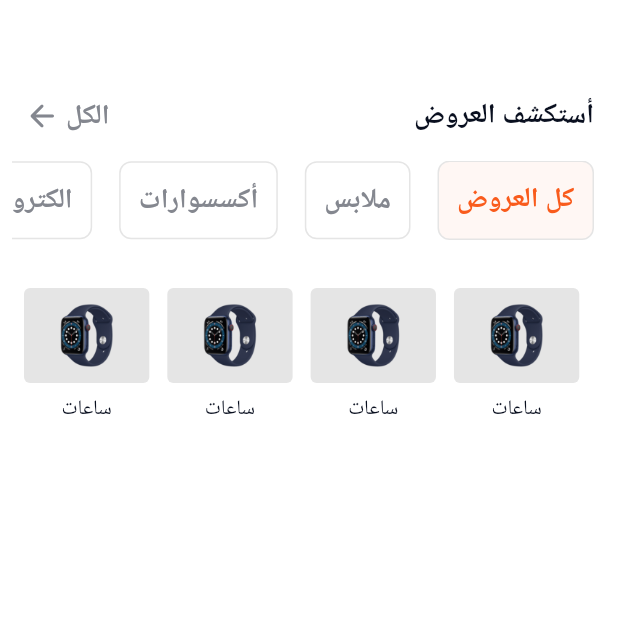
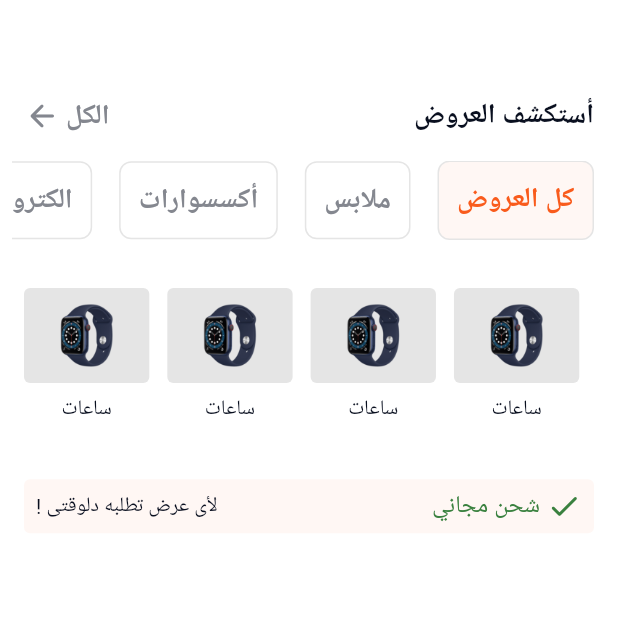
Before and after one commit to khaledkhalifa74/OtexAppTask-Khaled-Khalifa-, a Flutter app: the screen it shows after launch, on a phone screen of 412 x 824 dp, the top half of it. Run offline on Flutter 3.47's test engine with Material 3 defaults, Android fonts, the phone set to English and light mode, and no system bars; drawn by our look-alikes of chips_choice; our stand-ins replace flutter_bloc, flutter_screenutil, go_router, google_fonts; Roboto replaces fonts that are missing (Tajawal).

Commit message:
create free shipping item

```diff
--- /dev/null
+++ b/lib/features/home/presentation/views/widgets/free_shipping_item.dart
@@ -0,0 +1,47 @@
+import 'package:flutter/material.dart';
+import 'package:otex_app_task/core/utils/colors.dart';
+import 'package:otex_app_task/core/utils/styles.dart';
+
+class FreeShippingItem extends StatelessWidget {
+  const FreeShippingItem({
+    super.key,
+  });
+
+  @override
+  Widget build(BuildContext context) {
+    return Container(
+      height: 36,
+      margin: EdgeInsets.symmetric(horizontal: 16),
+      padding: EdgeInsets.symmetric(horizontal: 8),
+      width: double.infinity,
+      decoration: BoxDecoration(
+        color: kHeadlineTintColor,
+        borderRadius: BorderRadius.circular(4),
+      ),
+      child: Directionality(
+        textDirection: TextDirection.rtl,
+        child: Row(
+          children: [
+            Icon(
+              Icons.check_rounded,
+              color: kSuccessColor,
+              weight: 80,
+            ),
+            const SizedBox(width: 4),
+            Text(
+              'شحن مجاني',
+              style: Styles.textStyle14.copyWith(
+                color: kSuccessColor,
+              ),
+            ),
+            const Spacer(),
+            Text(
+              'لأى عرض تطلبه دلوقتى !',
+              style: Styles.textStyle12,
+            ),
+          ],
+        ),
+      ),
+    );
+  }
+}
--- a/lib/features/home/presentation/views/widgets/home_view_body.dart
+++ b/lib/features/home/presentation/views/widgets/home_view_body.dart
@@ -1,6 +1,7 @@
 import 'package:flutter/material.dart';
 import 'package:otex_app_task/features/home/presentation/views/widgets/custom_home_chip_choice.dart';
 import 'package:otex_app_task/features/home/presentation/views/widgets/custom_home_header.dart';
+import 'package:otex_app_task/features/home/presentation/views/widgets/free_shipping_item.dart';
 import 'package:otex_app_task/features/home/presentation/views/widgets/product_category_list_view.dart';
 
 class HomeViewBody extends StatefulWidget {
@@ -18,6 +19,7 @@ class _HomeViewBodyState extends State<HomeViewBody> {
     'أكسسوارات',
     'الكترونيات'
   ];
+  bool isFreeShipping = true;
 
   @override
   Widget build(BuildContext context) {
@@ -35,6 +37,15 @@ class _HomeViewBodyState extends State<HomeViewBody> {
         ),
         const SizedBox(height: 32),
         const ProductCategoryListView(),
+        const SizedBox(height: 32),
+        isFreeShipping == true
+            ? Column(
+              children: [
+                const FreeShippingItem(),
+                const SizedBox(height: 20),
+              ],
+            )
+            : const SizedBox()
       ],
     );
   }
--- a/lib/features/home/presentation/views/widgets/product_category_list_view.dart
+++ b/lib/features/home/presentation/views/widgets/product_category_list_view.dart
@@ -1,4 +1,5 @@
 import 'package:flutter/material.dart';
+import 'package:flutter_screenutil/flutter_screenutil.dart';
 import 'package:otex_app_task/core/utils/assets.dart';
 import 'package:otex_app_task/features/home/presentation/views/widgets/product_category_item.dart';
 
@@ -9,7 +10,8 @@ class ProductCategoryListView extends StatelessWidget {
 
   @override
   Widget build(BuildContext context) {
-    return Expanded(
+    return SizedBox(
+      height: 80.h,
       child: Padding(
         padding: const EdgeInsets.only(right: 16,left: 4),
         child: ListView.builder(
```
